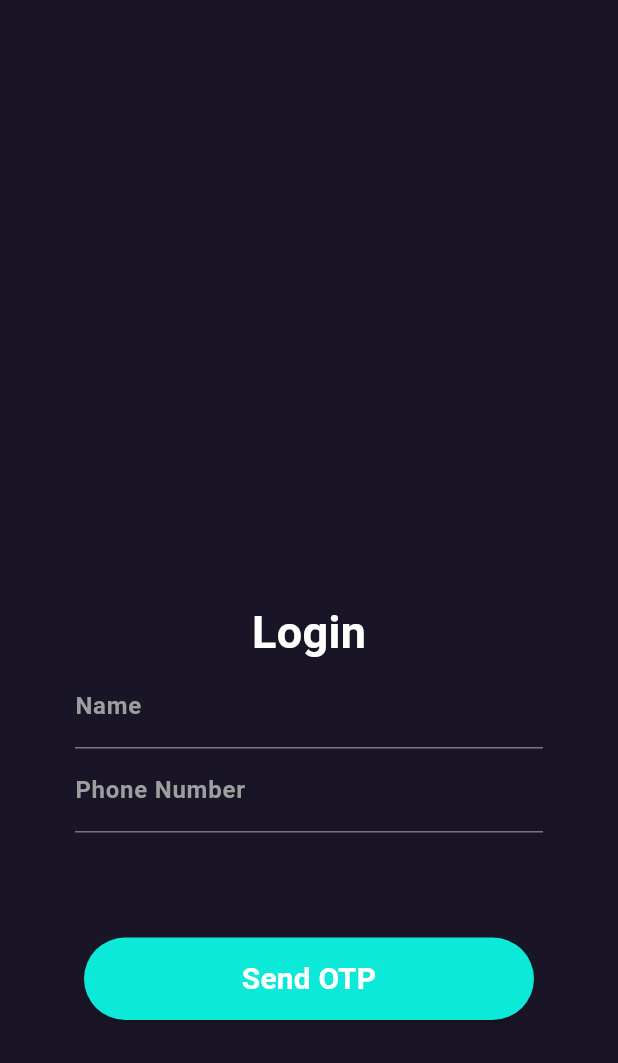
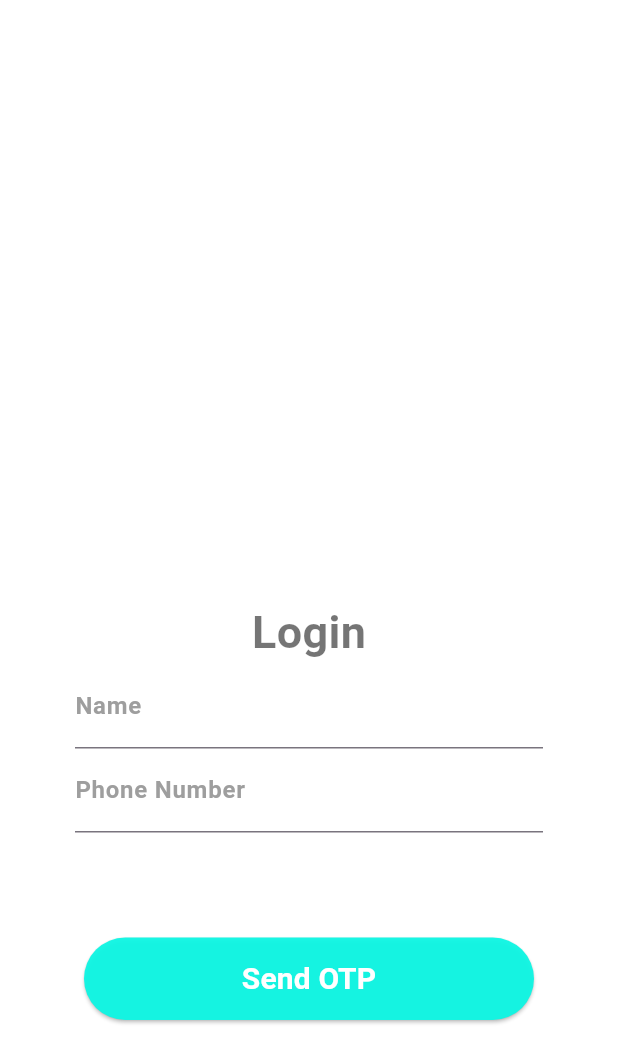
Before and after one commit to tejaswijadhav2003/Sarthi, a Flutter app: the screen it shows after launch, on a phone screen of 412 x 824 dp. Shown: the top 1063 px of the screen. Run offline on Flutter 3.47's test engine with Material 3 defaults, Android fonts, the phone set to English and light mode, and no system bars; our stand-ins replace firebase_core; accounts and stored records are empty.

Commit message:
added new theme

```diff
--- a/projects/sarthi/lib/login_page.dart
+++ b/projects/sarthi/lib/login_page.dart
@@ -20,8 +20,8 @@ class _LoginPageState extends State<LoginPage> {
           decoration: const BoxDecoration(
               gradient: LinearGradient(
             colors: [
-              Color(0xff191526),
-              Color(0xff191526),
+              Colors.white,
+              Colors.white,
             ],
           )),
           child: Padding(
@@ -33,14 +33,16 @@ class _LoginPageState extends State<LoginPage> {
                     'Login',
                     style: TextStyle(
                         fontSize: 30,
-                        color: Colors.white,
+                        color: Colors.black54,
                         fontWeight: FontWeight.bold),
                   ),
                   TextField(
+
                     keyboardType: TextInputType.text,
                     controller: nameController,
-                    cursorColor: Colors.white,
+                    cursorColor: Colors.black,
                     decoration: InputDecoration(
+
                         label: Text('Name',
                             style: TextStyle(
                               fontWeight: FontWeight.bold,
```
Also changed, not shown: projects/sarthi/lib/otp_page.dart (+4 -4 lines).
